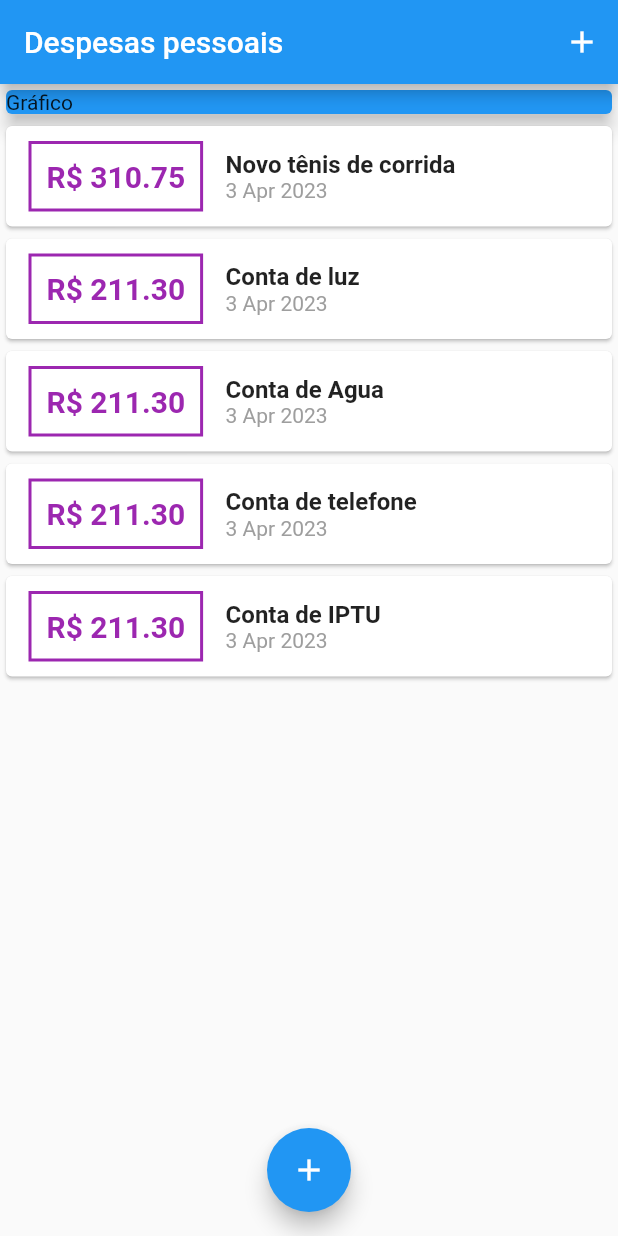
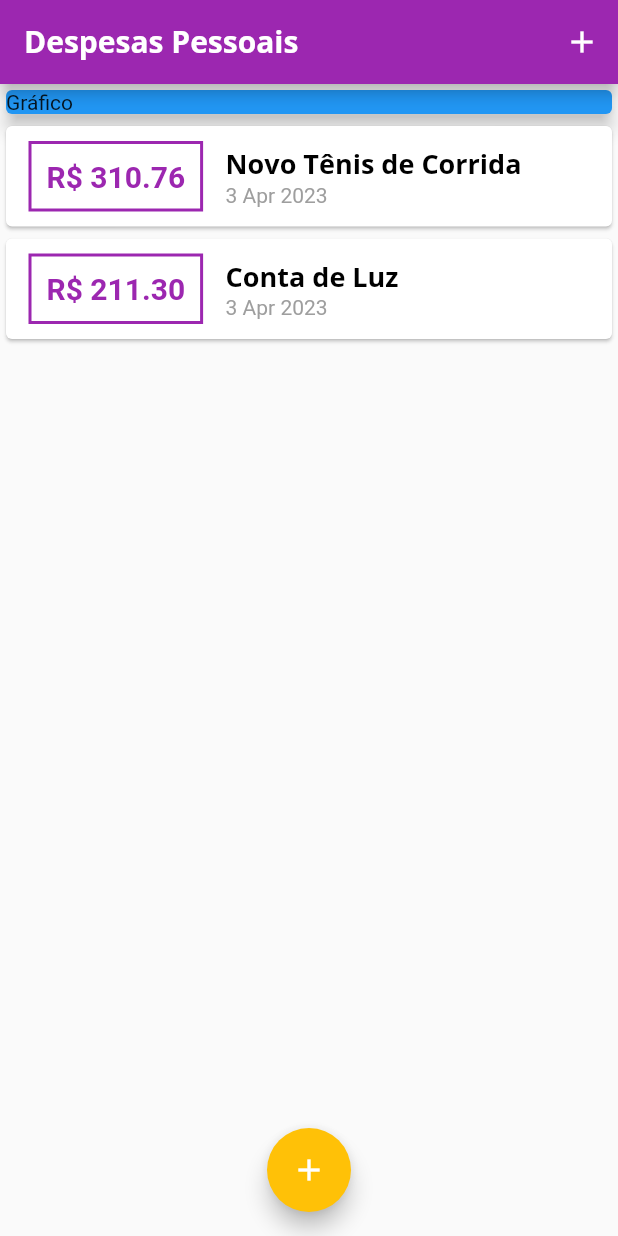
Before and after one commit to MoisesAlvarenga/Expenses, a Flutter app: the screen it shows after launch, on a phone screen of 412 x 824 dp. Run offline on Flutter 3.47's test engine with Material 2 defaults, Android fonts, the phone set to English and light mode, and no system bars.

Commit message:
Adicionando fontes no projeto.

```diff
--- a/lib/components/transaction_list.dart
+++ b/lib/components/transaction_list.dart
@@ -41,11 +41,13 @@ class TransactionList extends StatelessWidget {
                   children: <Widget>[
                     Container(
                       child: Text(
-                          style: TextStyle(
-                            fontWeight: FontWeight.bold,
-                            fontSize: 16,
-                          ),
-                          tr.title),
+                        // style: TextStyle(
+                        //   fontWeight: FontWeight.bold,
+                        //   fontSize: 16,
+                        // ),
+                        tr.title,
+                        style: Theme.of(context).textTheme.headline6,
+                      ),
                     ),
                     Container(
                       child: Text(
--- /dev/null
+++ b/lib/components/transaction_user.dart
@@ -0,0 +1,19 @@
+import 'dart:math';
+
+import 'package:expenses/components/transaction_form.dart';
+import 'package:expenses/components/transaction_list.dart';
+import 'package:flutter/material.dart';
+
+import '../models/transaction.dart';
+
+class TransactionUser extends StatefulWidget {
+  @override
+  _TransactionUserState createState() => _TransactionUserState();
+}
+
+class _TransactionUserState extends State<TransactionUser> {
+  @override
+  Widget build(BuildContext context) {
+    return
+  }
+}
--- a/lib/main.dart
+++ b/lib/main.dart
@@ -1,60 +1,62 @@
-import 'package:expenses/models/transaction.dart';
 import 'package:flutter/material.dart';
 import 'dart:math';
-import 'package:expenses/components/transaction_form.dart';
-import 'package:expenses/components/transaction_list.dart';
-import 'package:flutter/material.dart';
-
-import 'components/transaction_form.dart';
+import './components/transaction_form.dart';
+import './components/transaction_list.dart';
+import 'models/transaction.dart';
 
 main() => runApp(ExpensesApp());
 
 class ExpensesApp extends StatelessWidget {
   @override
   Widget build(BuildContext context) {
+    final ThemeData tema = ThemeData();
+
     return MaterialApp(
       home: MyHomePage(),
+      theme: tema.copyWith(
+        colorScheme: tema.colorScheme.copyWith(
+          primary: Colors.purple,
+          secondary: Colors.amber,
+        ),
+        textTheme: tema.textTheme.copyWith(
+          headline6: TextStyle(
+            fontFamily: 'OpenSans',
+            fontSize: 18,
+            fontWeight: FontWeight.bold,
+            color: Colors.black,
+          ),
+        ),
+        appBarTheme: AppBarTheme(
+          titleTextStyle: TextStyle(
+            fontFamily: 'OpenSans',
+            fontSize: 20,
+            fontWeight: FontWeight.bold,
+          ),
+        ),
+      ),
     );
   }
 }
 
 class MyHomePage extends StatefulWidget {
   @override
-  State<MyHomePage> createState() => _MyHomePageState();
+  _MyHomePageState createState() => _MyHomePageState();
 }
 
 class _MyHomePageState extends State<MyHomePage> {
   final _transactions = [
     Transaction(
       id: 't1',
-      title: 'Novo tênis de corrida',
-      value: 310.75,
+      title: 'Novo Tênis de Corrida',
+      value: 310.76,
       date: DateTime.now(),
     ),
     Transaction(
       id: 't2',
-      title: 'Conta de luz',
+      title: 'Conta de Luz',
       value: 211.30,
       date: DateTime.now(),
     ),
-    Transaction(
-      id: 't3',
-      title: 'Conta de Agua',
-      value: 211.30,
-      date: DateTime.now(),
-    ),
-    Transaction(
-      id: 't4',
-      title: 'Conta de telefone',
-      value: 211.30,
-      date: DateTime.now(),
-    ),
-    Transaction(
-      id: 't5',
-      title: 'Conta de IPTU',
-      value: 211.30,
-      date: DateTime.now(),
-    )
   ];
 
   _addTransaction(String title, double value) {
@@ -68,30 +70,34 @@ class _MyHomePageState extends State<MyHomePage> {
     setState(() {
       _transactions.add(newTransaction);
     });
+
+    Navigator.of(context).pop();
   }
 
-  _opentransactionFormModal(BuildContext context) {
+  _openTransactionFormModal(BuildContext context) {
     showModalBottomSheet(
-        context: context,
-        builder: (_) {
-          return TransactionForm(_addTransaction);
-        });
+      context: context,
+      builder: (_) {
+        return TransactionForm(_addTransaction);
+      },
+    );
   }
 
   @override
   Widget build(BuildContext context) {
     return Scaffold(
       appBar: AppBar(
-        title: Text('Despesas pessoais'),
-        actions: [
+        title: Text('Despesas Pessoais'),
+        actions: <Widget>[
           IconButton(
-            onPressed: () => _opentransactionFormModal(context),
             icon: Icon(Icons.add),
+            onPressed: () => _openTransactionFormModal(context),
           ),
         ],
       ),
       body: SingleChildScrollView(
         child: Column(
+          crossAxisAlignment: CrossAxisAlignment.stretch,
           children: <Widget>[
             Container(
               width: double.infinity,
@@ -101,17 +107,13 @@ class _MyHomePageState extends State<MyHomePage> {
                 elevation: 5,
               ),
             ),
-            Column(
-              children: [
-                TransactionList(_transactions),
-              ],
-            )
+            TransactionList(_transactions),
           ],
         ),
       ),
       floatingActionButton: FloatingActionButton(
         child: Icon(Icons.add),
-        onPressed: () => _opentransactionFormModal(context),
+        onPressed: () => _openTransactionFormModal(context),
       ),
       floatingActionButtonLocation: FloatingActionButtonLocation.centerFloat,
     );
```
Also changed, not shown: pubspec.yaml (+11 -6 lines), assets/fonts/OpenSans-Bold.ttf (added), assets/fonts/OpenSans-Regular.ttf (added), assets/fonts/Quicksand-Bold.ttf (added), assets/fonts/Quicksand-Light.ttf (added), assets/fonts/Quicksand-Medium.ttf (added), assets/fonts/Quicksand-Regular.ttf (added).
